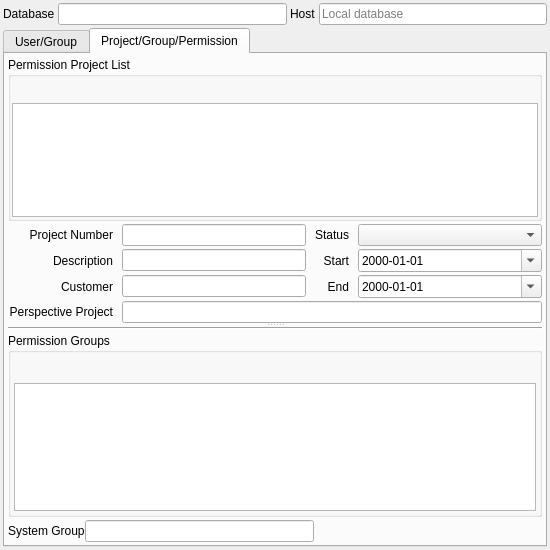
Qt form db/src/gui/db_permissionwidget.ui (hermixy/biluna) before a commit.
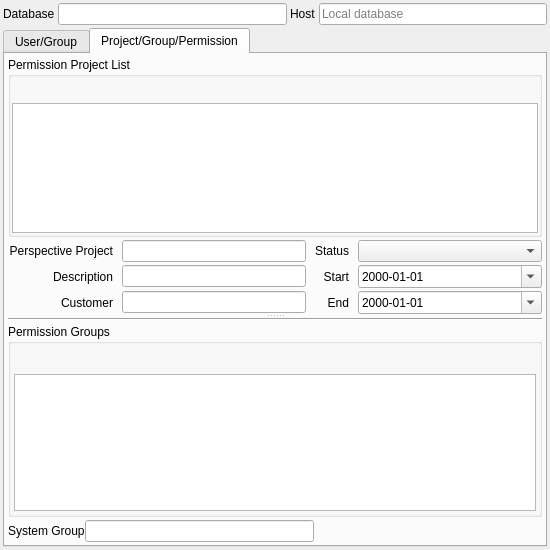
The same form after that commit. The open tabs and pages were chosen to show the change. Custom widgets are drawn as their Qt base class.

The edit to the form file:
```diff
--- a/db/src/gui/db_permissionwidget.ui
+++ b/db/src/gui/db_permissionwidget.ui
@@ -474,19 +474,6 @@
              <property name="verticalSpacing">
               <number>3</number>
              </property>
-             <item row="0" column="0">
-              <widget class="QLabel" name="label_3">
-               <property name="text">
-                <string>Project Number</string>
-               </property>
-               <property name="alignment">
-                <set>Qt::AlignRight|Qt::AlignTrailing|Qt::AlignVCenter</set>
-               </property>
-              </widget>
-             </item>
-             <item row="0" column="1">
-              <widget class="QLineEdit" name="leProjectNumber"/>
-             </item>
              <item row="0" column="2">
               <widget class="QLabel" name="label_7">
                <property name="text">
@@ -573,7 +560,10 @@
                </property>
               </widget>
              </item>
-             <item row="3" column="0">
+             <item row="0" column="1">
+              <widget class="RB_IdxLineEdit" name="ilePerspectiveProject"/>
+             </item>
+             <item row="0" column="0">
               <widget class="QLabel" name="lblPerspectiveProject">
                <property name="text">
                 <string>Perspective Project</string>
@@ -583,9 +573,6 @@
                </property>
               </widget>
              </item>
-             <item row="3" column="1" colspan="3">
-              <widget class="RB_IdxLineEdit" name="ilePerspectiveProject"/>
-             </item>
             </layout>
            </item>
           </layout>
```
Left out of the diff: 3 changed lines with no effect on the pictures.
